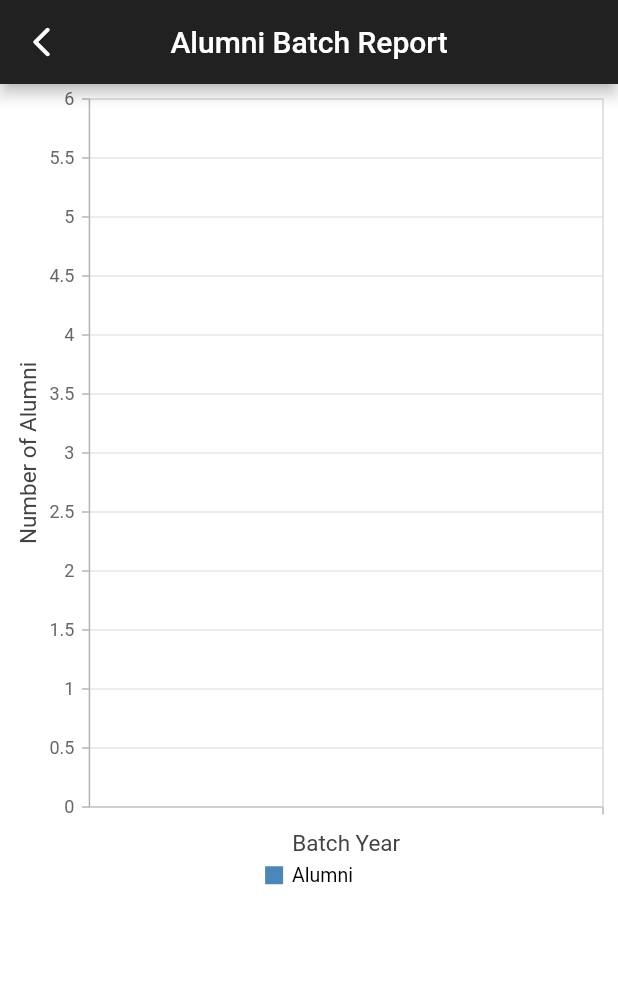
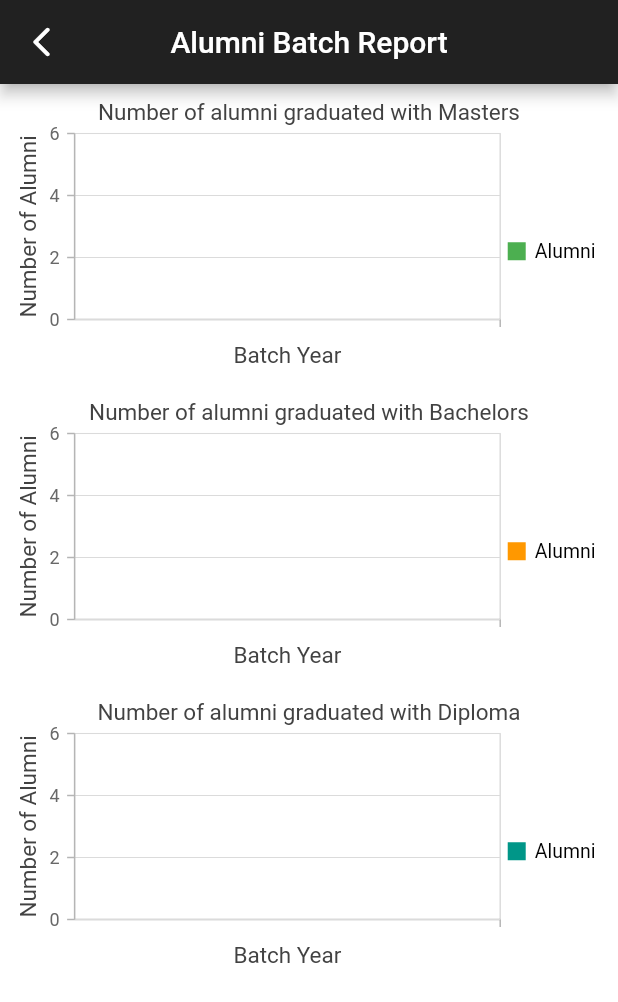
Before and after one commit to AfendyWan/Fabu-Alumni-Management, a Flutter app: the ReportPage screen opened directly, on a phone screen of 412 x 824 dp. Shown: the top 1002 px of the screen. Run offline on Flutter 3.47's test engine with Material 2 defaults, Android fonts, the phone set to English and light mode, and no system bars; our stand-ins replace animated_splash_screen, bloc, flutter_bloc, rxdart, shared_preferences, syncfusion_flutter_charts; accounts and stored records are empty; network calls fail.

Commit message:
update charts and json link

```diff
--- a/assets/file.json
+++ b/assets/file.json
@@ -1 +1 @@
-[{"alumniGraduateYear":"2020","countYear":6,"countFirst":0,"countSecond":0,"countThird":0,"countForth":0,"countFifth":0,"countDiploma":0,"countDegree":0,"countMaster":0,"countPHD":0,"nationalityLocalCount":0,"nationalityNotLocalCount":0},{"alumniGraduateYear":"2019","countYear":6,"countFirst":0,"countSecond":0,"countThird":0,"countForth":0,"countFifth":0,"countDiploma":0,"countDegree":0,"countMaster":0,"countPHD":0,"nationalityLocalCount":0,"nationalityNotLocalCount":0},{"alumniGraduateYear":"2018","countYear":6,"countFirst":0,"countSecond":0,"countThird":0,"countForth":0,"countFifth":0,"countDiploma":0,"countDegree":0,"countMaster":0,"countPHD":0,"nationalityLocalCount":0,"nationalityNotLocalCount":0},{"alumniGraduateYear":"2017","countYear":8,"countFirst":0,"countSecond":0,"countThird":0,"countForth":0,"countFifth":0,"countDiploma":0,"countDegree":0,"countMaster":0,"countPHD":0,"nationalityLocalCount":0,"nationalityNotLocalCount":0},{"alumniGraduateYear":"2016","countYear":4,"countFirst":0,"countSecond":0,"countThird":0,"countForth":0,"countFifth":0,"countDiploma":0,"countDegree":0,"countMaster":0,"countPHD":0,"nationalityLocalCount":0,"nationalityNotLocalCount":0}]
+[{"eventYear":"2021","numberOfEventPerYear":8,"eventSponsorYear":"2021","totalSponsorAmountPerYear":2000.0}]
--- a/lib/pages/alumniReport.dart
+++ b/lib/pages/alumniReport.dart
@@ -15,7 +15,7 @@ class ReportPage extends StatefulWidget  {
 class ReportPageState extends State<ReportPage> {
   List<AlumniData> chartData = [];
   Future<String> _loadAlumniDataAsset() async {
-  return await rootBundle.loadString('assets/file.json');
+  return await rootBundle.loadString('assets/alumniFile.json');
 }
 
 
@@ -42,8 +42,12 @@ class ReportPageState extends State<ReportPage> {
         Column(children: [
           //Initialize the chart widget
         Container(
-        height: 550,
+        height: 200,
         child: SfCartesianChart(
+            palette: <Color>[
+                            Colors.green,
+                        ],
+            title: ChartTitle( text: "Number of alumni graduated with Masters"),
             primaryXAxis: CategoryAxis(
               title: AxisTitle(text: "Batch Year")
             ),
@@ -51,11 +55,59 @@ class ReportPageState extends State<ReportPage> {
             legend: Legend(isVisible: true),
             tooltipBehavior: TooltipBehavior(enable: true),
             series: <ChartSeries<AlumniData, String>>[
-              LineSeries<AlumniData, String>(
+              ColumnSeries<AlumniData, String>(
                   name: "Alumni",
                   dataSource: chartData, // Deserialized Json data list.
-                  xValueMapper: (AlumniData report, _) => report.alumniGraduateYear,
-                  yValueMapper: (AlumniData report, _) => report.countYear,
+                  xValueMapper: (AlumniData report, _) => report.alumniGraduateYearMaster,
+                  yValueMapper: (AlumniData report, _) => report.totalAlumniGraduateYearMaster,
+                  // Enable data label
+                  dataLabelSettings: DataLabelSettings(isVisible: true))
+            ]
+            )),
+
+            Container(
+        height: 200,
+        child: SfCartesianChart(
+            palette: <Color>[
+                            Colors.orange,
+                        ],
+            title: ChartTitle( text: "Number of alumni graduated with Bachelors"),
+            primaryXAxis: CategoryAxis(
+              title: AxisTitle(text: "Batch Year")
+            ),
+            primaryYAxis: NumericAxis(title: AxisTitle(text: "Number of Alumni")),
+            legend: Legend(isVisible: true),
+            tooltipBehavior: TooltipBehavior(enable: true),
+            series: <ChartSeries<AlumniData, String>>[
+              ColumnSeries<AlumniData, String>(
+                  name: "Alumni",
+                  dataSource: chartData, // Deserialized Json data list.
+                  xValueMapper: (AlumniData report, _) => report.alumniGraduateYearDiploma,
+                  yValueMapper: (AlumniData report, _) => report.totalAlumniGraduateYearDiploma,
+                  // Enable data label
+                  dataLabelSettings: DataLabelSettings(isVisible: true))
+            ]
+            )),
+
+            Container(
+        height: 200,
+        child: SfCartesianChart(
+            palette: <Color>[
+                            Colors.teal,
+                        ],
+            title: ChartTitle( text: "Number of alumni graduated with Diploma"),
+            primaryXAxis: CategoryAxis(
+              title: AxisTitle(text: "Batch Year")
+            ),
+            primaryYAxis: NumericAxis(title: AxisTitle(text: "Number of Alumni")),
+            legend: Legend(isVisible: true),
+            tooltipBehavior: TooltipBehavior(enable: true),
+            series: <ChartSeries<AlumniData, String>>[
+              ColumnSeries<AlumniData, String>(
+                  name: "Alumni",
+                  dataSource: chartData, // Deserialized Json data list.
+                  xValueMapper: (AlumniData report, _) => report.alumniGraduateYearBachelor,
+                  yValueMapper: (AlumniData report, _) => report.totalAlumniGraduateYearBachelor,
                   // Enable data label
                   dataLabelSettings: DataLabelSettings(isVisible: true))
             ]
--- a/lib/pages/alumniReportModel.dart
+++ b/lib/pages/alumniReportModel.dart
@@ -1,13 +1,23 @@
 class AlumniData {
-  AlumniData(this.alumniGraduateYear, this.countYear);
+  AlumniData(this.alumniGraduateYearBachelor, this.totalAlumniGraduateYearBachelor,
+  this.alumniGraduateYearMaster, this.totalAlumniGraduateYearMaster,
+  this.alumniGraduateYearDiploma, this.totalAlumniGraduateYearDiploma);
 
- final String alumniGraduateYear;
- final int countYear;
+ final String alumniGraduateYearBachelor;
+ final int totalAlumniGraduateYearBachelor;
+ final String alumniGraduateYearMaster;
+ final int totalAlumniGraduateYearMaster;
+ final String alumniGraduateYearDiploma;
+ final int totalAlumniGraduateYearDiploma;
 
  factory AlumniData.fromJson(Map<String, dynamic> json){
     return AlumniData(
-     json['alumniGraduateYear'] as String,
-     json['countYear'] as int,
+     json['alumniGraduateYearBachelor'] as String,
+     json['totalAlumniGraduateYearBachelor'] as int,
+     json['alumniGraduateYearMaster'] as String,
+     json['totalAlumniGraduateYearMaster'] as int,
+     json['alumniGraduateYearDiploma'] as String,
+     json['totalAlumniGraduateYearDiploma'] as int,
 
     );
   }
--- a/pubspec.yaml
+++ b/pubspec.yaml
@@ -52,6 +52,7 @@ flutter:
   assets:
     - images/
     - file.json
+    - alumniFile.json
 
   # To add assets to your application, add an assets section, like this:
   # assets:
```
Also changed, not shown: assets/alumniFile.json (added, +1 -0 lines), lib/pages/sponsorReport.dart (+67 -6 lines), lib/pages/sponsorReportModel.dart (added, +14 -0 lines).
